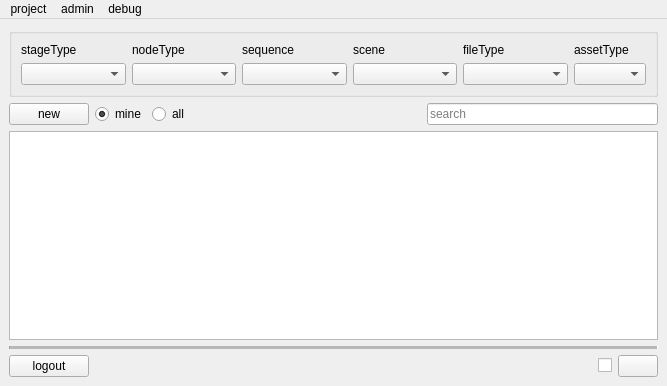
This is rbhusUI/lib/rbhusPipeMainMod.ui in aumanimationstudios/rbhus as Qt 5 draws it before an edit. The edited form follows.
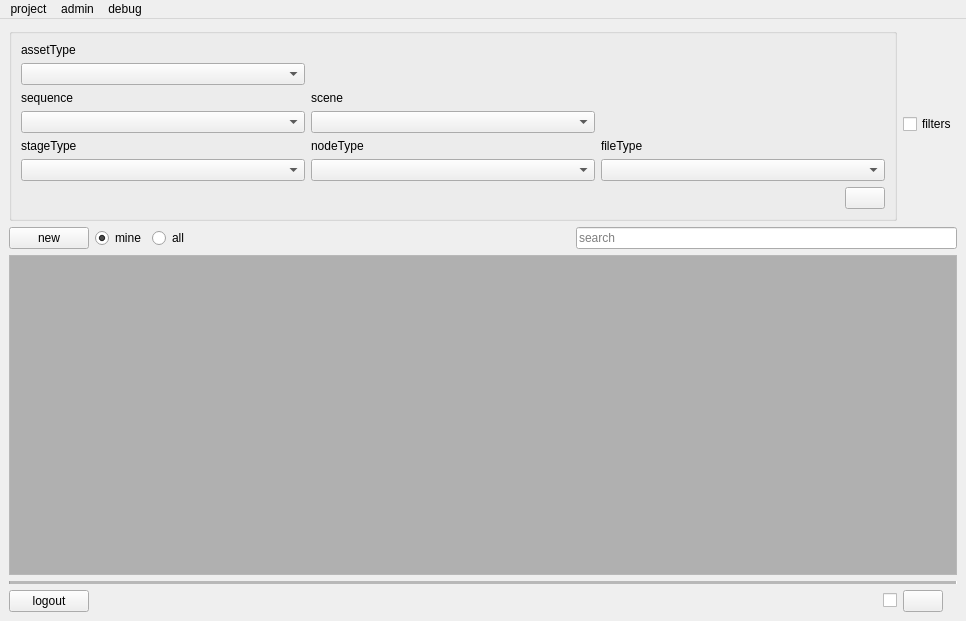
This is the edited form.

```diff
--- a/rbhusUI/lib/rbhusPipeMainMod.ui
+++ b/rbhusUI/lib/rbhusPipeMainMod.ui
@@ -6,8 +6,8 @@
    <rect>
     <x>0</x>
     <y>0</y>
-    <width>667</width>
-    <height>386</height>
+    <width>966</width>
+    <height>621</height>
    </rect>
   </property>
   <property name="sizePolicy">
@@ -27,21 +27,8 @@
   </property>
   <widget class="QWidget" name="centralwidget">
    <layout class="QGridLayout" name="gridLayout">
-    <item row="8" column="1" colspan="2">
-     <spacer name="horizontalSpacer">
-      <property name="orientation">
-       <enum>Qt::Horizontal</enum>
-      </property>
-      <property name="sizeHint" stdset="0">
-       <size>
-        <width>40</width>
-        <height>20</height>
-       </size>
-      </property>
-     </spacer>
-    </item>
-    <item row="8" column="4">
-     <widget class="QPushButton" name="assRefresh">
+    <item row="13" column="3">
+     <widget class="QCheckBox" name="checkRefresh">
       <property name="sizePolicy">
        <sizepolicy hsizetype="Fixed" vsizetype="Fixed">
         <horstretch>0</horstretch>
@@ -51,9 +38,15 @@
       <property name="text">
        <string/>
       </property>
+      <property name="iconSize">
+       <size>
+        <width>20</width>
+        <height>20</height>
+       </size>
+      </property>
      </widget>
     </item>
-    <item row="7" column="0" colspan="5">
+    <item row="12" column="0" colspan="5">
      <widget class="Line" name="line">
       <property name="enabled">
        <bool>true</bool>
@@ -72,82 +65,283 @@
       </property>
      </widget>
     </item>
-    <item row="2" column="0" colspan="5">
-     <widget class="QGroupBox" name="groupBox">
+    <item row="1" column="0" colspan="4">
+     <widget class="QGroupBox" name="groupBoxFilter">
+      <property name="enabled">
+       <bool>true</bool>
+      </property>
+      <property name="sizePolicy">
+       <sizepolicy hsizetype="MinimumExpanding" vsizetype="Preferred">
+        <horstretch>0</horstretch>
+        <verstretch>0</verstretch>
+       </sizepolicy>
+      </property>
       <property name="title">
        <string/>
       </property>
+      <property name="alignment">
+       <set>Qt::AlignCenter</set>
+      </property>
+      <property name="flat">
+       <bool>false</bool>
+      </property>
+      <property name="checkable">
+       <bool>false</bool>
+      </property>
+      <property name="checked">
+       <bool>false</bool>
+      </property>
       <layout class="QGridLayout" name="gridLayout_2">
        <item row="3" column="2">
-        <widget class="QComboBox" name="comboSequence"/>
+        <widget class="QLabel" name="labelSce">
+         <property name="text">
+          <string>scene</string>
+         </property>
+        </widget>
        </item>
-       <item row="2" column="2">
-        <widget class="QLabel" name="labelSeq">
+       <item row="4" column="1">
+        <widget class="QComboBox" name="comboSequence">
+         <property name="sizePolicy">
+          <sizepolicy hsizetype="MinimumExpanding" vsizetype="Fixed">
+           <horstretch>0</horstretch>
+           <verstretch>0</verstretch>
+          </sizepolicy>
+         </property>
+        </widget>
+       </item>
+       <item row="1" column="1">
+        <widget class="QLabel" name="labelAssType">
+         <property name="sizePolicy">
+          <sizepolicy hsizetype="Preferred" vsizetype="Preferred">
+           <horstretch>0</horstretch>
+           <verstretch>0</verstretch>
+          </sizepolicy>
+         </property>
          <property name="text">
-          <string>sequence</string>
+          <string>assetType</string>
          </property>
         </widget>
        </item>
-       <item row="2" column="0">
+       <item row="5" column="1">
         <widget class="QLabel" name="label">
          <property name="text">
           <string>stageType</string>
          </property>
         </widget>
        </item>
-       <item row="3" column="0">
-        <widget class="QComboBox" name="comboStageType"/>
-       </item>
-       <item row="3" column="3">
-        <widget class="QComboBox" name="comboScene"/>
-       </item>
-       <item row="2" column="4">
-        <widget class="QLabel" name="labelFileType">
-         <property name="text">
-          <string>fileType</string>
-         </property>
-        </widget>
-       </item>
-       <item row="3" column="4">
-        <widget class="QComboBox" name="comboFileType"/>
-       </item>
-       <item row="2" column="1">
+       <item row="5" column="2">
         <widget class="QLabel" name="label_2">
          <property name="text">
           <string>nodeType</string>
          </property>
         </widget>
        </item>
+       <item row="4" column="2">
+        <widget class="QComboBox" name="comboScene">
+         <property name="sizePolicy">
+          <sizepolicy hsizetype="MinimumExpanding" vsizetype="Fixed">
+           <horstretch>0</horstretch>
+           <verstretch>0</verstretch>
+          </sizepolicy>
+         </property>
+        </widget>
+       </item>
+       <item row="6" column="2">
+        <widget class="QComboBox" name="comboNodeType">
+         <property name="sizePolicy">
+          <sizepolicy hsizetype="MinimumExpanding" vsizetype="Fixed">
+           <horstretch>0</horstretch>
+           <verstretch>0</verstretch>
+          </sizepolicy>
+         </property>
+        </widget>
+       </item>
+       <item row="6" column="1">
+        <widget class="QComboBox" name="comboStageType">
+         <property name="sizePolicy">
+          <sizepolicy hsizetype="MinimumExpanding" vsizetype="Fixed">
+           <horstretch>0</horstretch>
+           <verstretch>0</verstretch>
+          </sizepolicy>
+         </property>
+        </widget>
+       </item>
+       <item row="2" column="1">
+        <widget class="QComboBox" name="comboAssType">
+         <property name="sizePolicy">
+          <sizepolicy hsizetype="MinimumExpanding" vsizetype="Fixed">
+           <horstretch>0</horstretch>
+           <verstretch>0</verstretch>
+          </sizepolicy>
+         </property>
+        </widget>
+       </item>
+       <item row="5" column="3">
+        <widget class="QLabel" name="labelFileType">
+         <property name="text">
+          <string>fileType</string>
+         </property>
+        </widget>
+       </item>
+       <item row="6" column="3">
+        <widget class="QComboBox" name="comboFileType">
+         <property name="sizePolicy">
+          <sizepolicy hsizetype="MinimumExpanding" vsizetype="Fixed">
+           <horstretch>0</horstretch>
+           <verstretch>0</verstretch>
+          </sizepolicy>
+         </property>
+        </widget>
+       </item>
        <item row="3" column="1">
-        <widget class="QComboBox" name="comboNodeType"/>
-       </item>
-       <item row="2" column="3">
-        <widget class="QLabel" name="labelSce">
+        <widget class="QLabel" name="labelSeq">
          <property name="text">
-          <string>scene</string>
+          <string>sequence</string>
          </property>
         </widget>
        </item>
-       <item row="3" column="5">
-        <widget class="QComboBox" name="comboAssType"/>
-       </item>
-       <item row="2" column="5">
-        <widget class="QLabel" name="labelAssType">
-         <property name="sizePolicy">
-          <sizepolicy hsizetype="Maximum" vsizetype="Maximum">
-           <horstretch>0</horstretch>
-           <verstretch>0</verstretch>
-          </sizepolicy>
+       <item row="7" column="3">
+        <layout class="QHBoxLayout" name="horizontalLayout_2">
+         <property name="sizeConstraint">
+          <enum>QLayout::SetDefaultConstraint</enum>
          </property>
-         <property name="text">
-          <string>assetType</string>
-         </property>
-        </widget>
+         <item>
+          <spacer name="horizontalSpacer_2">
+           <property name="orientation">
+            <enum>Qt::Horizontal</enum>
+           </property>
+           <property name="sizeType">
+            <enum>QSizePolicy::MinimumExpanding</enum>
+           </property>
+           <property name="sizeHint" stdset="0">
+            <size>
+             <width>40</width>
+             <height>20</height>
+            </size>
+           </property>
+          </spacer>
+         </item>
+         <item>
+          <widget class="QPushButton" name="filterRefresh">
+           <property name="sizePolicy">
+            <sizepolicy hsizetype="Fixed" vsizetype="Fixed">
+             <horstretch>0</horstretch>
+             <verstretch>0</verstretch>
+            </sizepolicy>
+           </property>
+           <property name="text">
+            <string/>
+           </property>
+          </widget>
+         </item>
+        </layout>
        </item>
       </layout>
      </widget>
     </item>
-    <item row="4" column="0" colspan="5">
+    <item row="10" column="0" colspan="5">
+     <widget class="QListWidget" name="listWidget">
+      <property name="palette">
+       <palette>
+        <active>
+         <colorrole role="Base">
+          <brush brushstyle="SolidPattern">
+           <color alpha="255">
+            <red>176</red>
+            <green>176</green>
+            <blue>176</blue>
+           </color>
+          </brush>
+         </colorrole>
+        </active>
+        <inactive>
+         <colorrole role="Base">
+          <brush brushstyle="SolidPattern">
+           <color alpha="255">
+            <red>176</red>
+            <green>176</green>
+            <blue>176</blue>
+           </color>
+          </brush>
+         </colorrole>
+        </inactive>
+        <disabled>
+         <colorrole role="Base">
+          <brush brushstyle="SolidPattern">
+           <color alpha="255">
+            <red>244</red>
+            <green>244</green>
+            <blue>244</blue>
+           </color>
+          </brush>
+         </colorrole>
+        </disabled>
+       </palette>
+      </property>
+      <property name="autoFillBackground">
+       <bool>false</bool>
+      </property>
+      <property name="frameShape">
+       <enum>QFrame::StyledPanel</enum>
+      </property>
+      <property name="frameShadow">
+       <enum>QFrame::Raised</enum>
+      </property>
+      <property name="midLineWidth">
+       <number>1</number>
+      </property>
+      <property name="dragDropMode">
+       <enum>QAbstractItemView::NoDragDrop</enum>
+      </property>
+      <property name="alternatingRowColors">
+       <bool>false</bool>
+      </property>
+      <property name="selectionMode">
+       <enum>QAbstractItemView::ExtendedSelection</enum>
+      </property>
+      <property name="selectionBehavior">
+       <enum>QAbstractItemView::SelectRows</enum>
+      </property>
+      <property name="movement">
+       <enum>QListView::Static</enum>
+      </property>
+      <property name="resizeMode">
+       <enum>QListView::Adjust</enum>
+      </property>
+      <property name="layoutMode">
+       <enum>QListView::SinglePass</enum>
+      </property>
+      <property name="spacing">
+       <number>4</number>
+      </property>
+      <property name="viewMode">
+       <enum>QListView::ListMode</enum>
+      </property>
+      <property name="uniformItemSizes">
+       <bool>true</bool>
+      </property>
+      <property name="selectionRectVisible">
+       <bool>false</bool>
+      </property>
+      <property name="sortingEnabled">
+       <bool>true</bool>
+      </property>
+     </widget>
+    </item>
+    <item row="13" column="0">
+     <widget class="QPushButton" name="pushLogout">
+      <property name="sizePolicy">
+       <sizepolicy hsizetype="Fixed" vsizetype="Fixed">
+        <horstretch>0</horstretch>
+        <verstretch>0</verstretch>
+       </sizepolicy>
+      </property>
+      <property name="text">
+       <string>logout</string>
+      </property>
+     </widget>
+    </item>
+    <item row="9" column="0" colspan="5">
      <layout class="QHBoxLayout" name="horizontalLayout">
       <item>
        <widget class="QPushButton" name="pushNewAsset">
@@ -201,8 +395,15 @@
       </item>
      </layout>
     </item>
-    <item row="8" column="3">
-     <widget class="QCheckBox" name="checkRefresh">
+    <item row="1" column="4">
+     <widget class="QCheckBox" name="checkBoxFilter">
+      <property name="text">
+       <string>filters</string>
+      </property>
+     </widget>
+    </item>
+    <item row="13" column="4">
+     <widget class="QPushButton" name="assRefresh">
       <property name="sizePolicy">
        <sizepolicy hsizetype="Fixed" vsizetype="Fixed">
         <horstretch>0</horstretch>
@@ -212,39 +413,20 @@
       <property name="text">
        <string/>
       </property>
-      <property name="iconSize">
+     </widget>
+    </item>
+    <item row="13" column="1" colspan="2">
+     <spacer name="horizontalSpacer">
+      <property name="orientation">
+       <enum>Qt::Horizontal</enum>
+      </property>
+      <property name="sizeHint" stdset="0">
        <size>
-        <width>20</width>
+        <width>40</width>
         <height>20</height>
        </size>
       </property>
-     </widget>
-    </item>
-    <item row="8" column="0">
-     <widget class="QPushButton" name="pushLogout">
-      <property name="sizePolicy">
-       <sizepolicy hsizetype="Fixed" vsizetype="Fixed">
-        <horstretch>0</horstretch>
-        <verstretch>0</verstretch>
-       </sizepolicy>
-      </property>
-      <property name="text">
-       <string>logout</string>
-      </property>
-     </widget>
-    </item>
-    <item row="5" column="0" colspan="5">
-     <widget class="QListWidget" name="listWidget">
-      <property name="alternatingRowColors">
-       <bool>true</bool>
-      </property>
-      <property name="selectionMode">
-       <enum>QAbstractItemView::ExtendedSelection</enum>
-      </property>
-      <property name="sortingEnabled">
-       <bool>true</bool>
-      </property>
-     </widget>
+     </spacer>
     </item>
    </layout>
   </widget>
@@ -253,7 +435,7 @@
     <rect>
      <x>0</x>
      <y>0</y>
-     <width>667</width>
+     <width>966</width>
      <height>21</height>
     </rect>
    </property>
```
Left out of the diff: 2 changed lines with no effect on the pictures.
